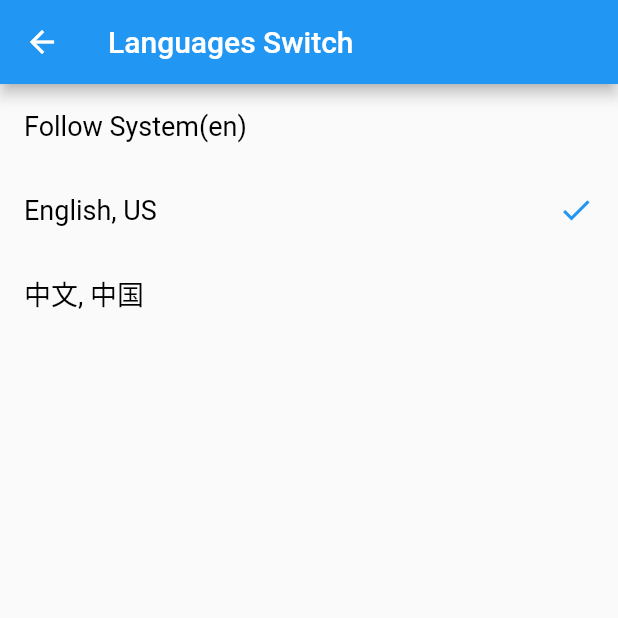
After one commit to chengww5217/getx_quick_start, a Flutter app: the LanguagesPage screen opened by its route, after a tap on "English, US", on a phone screen of 412 x 824 dp, the top half of it. The commit adds this screen. Run offline on Flutter 3.47's test engine with Material 2 defaults, Android fonts, the phone set to English and light mode, and no system bars; our stand-ins replace get, shared_preferences; accounts and stored records are empty.

Commit message:
feat: add app language switch

```diff
--- a/lib/common/lang/en_us.dart
+++ b/lib/common/lang/en_us.dart
@@ -1,14 +1,18 @@
 part of "translation_service.dart";
 
 const Map<String, String> en_US = {
-  Keys.appName: 'Getx quick start',
-  Keys.titleHome: 'Home Page',
-  Keys.itemRouteManagement: 'Route Management',
-  Keys.routeManagementLine1: 'If you are going to use routes/snackbars/dialogs/bottomsheets without context, GetX is excellent for you too, just see it:\n\nAdd \"Get\" before your MaterialApp, turning it into GetMaterialApp',
-  Keys.routeManagementLine2: 'Navigate to a new screen:',
-  Keys.routeManagementLine3: 'Navigate to new screen with name. See more details on named routes here',
-  Keys.routeManagementLine4: 'To close snackbars, dialogs, bottomsheets, or anything you would normally close with Navigator.pop(context);',
-  Keys.routeManagementLine5: 'To go to the next screen and no option to go back to the previous screen (for use in SplashScreens, login screens, etc.)',
-  Keys.routeManagementLine6: 'Noticed that you didn\'t have to use context to do any of these things? That\'s one of the biggest advantages of using Get route management. With this, you can execute all these methods from within your controller class, without worries.',
-  Keys.titleDetails: 'Details Page',
+  Lang.appName: 'Getx quick start',
+  Lang.titleHome: 'Home Page',
+  Lang.itemRouteManagement: 'Route Management',
+  Lang.routeManagementLine1: 'If you are going to use routes/snackbars/dialogs/bottomsheets without context, GetX is excellent for you too, just see it:\n\nAdd \"Get\" before your MaterialApp, turning it into GetMaterialApp',
+  Lang.routeManagementLine2: 'Navigate to a new screen:',
+  Lang.routeManagementLine3: 'Navigate to new screen with name. See more details on named routes here',
+  Lang.routeManagementLine4: 'To close snackbars, dialogs, bottomsheets, or anything you would normally close with Navigator.pop(context);',
+  Lang.routeManagementLine5: 'To go to the next screen and no option to go back to the previous screen (for use in SplashScreens, login screens, etc.)',
+  Lang.routeManagementLine6: 'Noticed that you didn\'t have to use context to do any of these things? That\'s one of the biggest advantages of using Get route management. With this, you can execute all these methods from within your controller class, without worries.',
+  Lang.titleDetails: 'Details Page',
+  Lang.titleLanguages: 'Languages Switch',
+  Lang.titleLanguagesAuto: 'Follow System(@language)',
+  Lang.titleLanguagesENUS: 'English, US',
+  Lang.titleLanguagesZHCN: '中文, 中国',
 };
--- a/lib/common/lang/index.dart
+++ b/lib/common/lang/index.dart
@@ -1,6 +1,4 @@
-import 'package:get/get.dart';
-
-abstract class Keys {
+abstract class Lang {
   static const appName = 'appName';
   static const titleHome = "titleHome";
   static const itemRouteManagement = "route_management";
@@ -11,17 +9,8 @@ abstract class Keys {
   static const routeManagementLine5 = "routeManagementLine5";
   static const routeManagementLine6 = "routeManagementLine6";
   static const titleDetails = "titleDetails";
+  static const titleLanguages = "titleLanguages";
+  static const titleLanguagesAuto = "titleLanguagesAuto";
+  static const titleLanguagesENUS = "titleLanguagesENUS";
+  static const titleLanguagesZHCN = "titleLanguagesZHCN";
 }
-
-abstract class Lang {
-  static final appName = Keys.appName.tr;
-  static final titleHome = Keys.titleHome.tr;
-  static final itemRouteManagement = Keys.itemRouteManagement.tr;
-  static final routeManagementLine1 = Keys.routeManagementLine1.tr;
-  static final routeManagementLine2 = Keys.routeManagementLine2.tr;
-  static final routeManagementLine3 = Keys.routeManagementLine3.tr;
-  static final routeManagementLine4 = Keys.routeManagementLine4.tr;
-  static final routeManagementLine5 = Keys.routeManagementLine5.tr;
-  static final routeManagementLine6 = Keys.routeManagementLine6.tr;
-  static final titleDetails = Keys.titleDetails.tr;
-}
--- a/lib/common/lang/zh_cn.dart
+++ b/lib/common/lang/zh_cn.dart
@@ -1,18 +1,22 @@
 part of "translation_service.dart";
 
 const Map<String, String> zh_CN = {
-  Keys.appName: 'Getx 快速上手',
-  Keys.titleHome: '首页',
-  Keys.itemRouteManagement: '路由管理',
-  Keys.routeManagementLine1:
+  Lang.appName: 'Getx 快速上手',
+  Lang.titleHome: '首页',
+  Lang.itemRouteManagement: '路由管理',
+  Lang.routeManagementLine1:
       '如果你想在不引用上下文 context 的情况下使用 route/snackbar/dialog/bottomsheet, GetX 是你最佳的选择, 参考下方代码:\n\n在你的 MaterialApp 前面加上 \"Get\", 使之变成 GetMaterialApp',
-  Keys.routeManagementLine2: '导航到一个新的页面:',
-  Keys.routeManagementLine3: '使用命名路由导航到新页面. 更多关于命名路由的信息参考这里',
-  Keys.routeManagementLine4:
+  Lang.routeManagementLine2: '导航到一个新的页面:',
+  Lang.routeManagementLine3: '使用命名路由导航到新页面. 更多关于命名路由的信息参考这里',
+  Lang.routeManagementLine4:
       '关闭 snackbar, dialog, bottomsheet 等任何使用 Navigator.pop(context); 代码做关闭动作时，可以使用',
-  Keys.routeManagementLine5:
+  Lang.routeManagementLine5:
       '跳转下一个页面且无需给上一个页面传值时 (一般用于启动页 SplashScreens, 登录页面 login screens 等.)',
-  Keys.routeManagementLine6:
+  Lang.routeManagementLine6:
       '注意：实现上述功能你不必使用 context。这是 Get 路由管理的最大优势之一。有了 Get 你可以没有后顾之忧的在 controller 类里面使用上述所有方法',
-  Keys.titleDetails: '详情页面',
+  Lang.titleDetails: '详情页面',
+  Lang.titleLanguages: '语言切换',
+  Lang.titleLanguagesAuto: '跟随系统(@language)',
+  Lang.titleLanguagesENUS: 'English, US',
+  Lang.titleLanguagesZHCN: '中文, 中国',
 };
--- a/lib/common/routes/app_pages.dart
+++ b/lib/common/routes/app_pages.dart
@@ -2,6 +2,7 @@ import 'package:get/get.dart';
 import 'package:getx_quick_start/pages/home/details_page.dart';
 import 'package:getx_quick_start/pages/home/home_page.dart';
 import 'package:getx_quick_start/pages/not_found/not_found_page.dart';
+import 'package:getx_quick_start/pages/settings/languages_page.dart';
 
 part 'app_routes.dart';
 
@@ -12,6 +13,7 @@ class AppPages {
   static final routes = [
     GetPage(name: Home, page: () => HomePage()),
     GetPage(name: Details, page: () => DetailsPage()),
+    GetPage(name: Languages, page: () => LanguagesPage()),
     notFoundPage,
   ];
 }
--- a/lib/common/routes/app_routes.dart
+++ b/lib/common/routes/app_routes.dart
@@ -3,4 +3,6 @@ part of 'app_pages.dart';
 const Home = "/";
 const Details = "/details";
 
+const Languages = "/languages";
+
 const NotFound = "/404";
--- /dev/null
+++ b/lib/common/utils/language_select.dart
@@ -0,0 +1,21 @@
+import 'package:flutter/material.dart';
+import 'package:get/get.dart';
+import 'package:shared_preferences/shared_preferences.dart';
+
+enum LangSelectType { auto, enUS, zhCN }
+
+final locales = [Get.deviceLocale, Locale("en_US"), Locale("zh_CN")];
+
+const String _keyUserLangSelected = "_keyUserLangSelected";
+
+Future<LangSelectType> getLangSelected() async {
+  SharedPreferences prefs = await SharedPreferences.getInstance();
+  var userSelected = prefs.getInt(_keyUserLangSelected) ?? 0;
+  if (userSelected > LangSelectType.values.length - 1) userSelected = 0;
+  return LangSelectType.values[userSelected];
+}
+
+Future<bool> setLangSelected(LangSelectType lang) async {
+  SharedPreferences prefs = await SharedPreferences.getInstance();
+  return prefs.setInt(_keyUserLangSelected, lang.index);
+}
--- a/lib/main.dart
+++ b/lib/main.dart
@@ -13,7 +13,7 @@ class MyApp extends StatelessWidget {
   @override
   Widget build(BuildContext context) {
     return GetMaterialApp(
-      title: Lang.appName,
+      title: Lang.appName.tr,
       debugShowCheckedModeBanner: false,
       theme: ThemeData(
         primarySwatch: Colors.blue,
--- a/lib/pages/home/details_page.dart
+++ b/lib/pages/home/details_page.dart
@@ -3,12 +3,13 @@ import 'package:getx_quick_start/common/components/code_widget.dart';
 import 'package:getx_quick_start/common/components/page_common.dart';
 import 'package:getx_quick_start/common/components/text_widget.dart';
 import 'package:getx_quick_start/common/lang/index.dart';
+import 'package:get/get.dart';
 
 class DetailsPage extends StatelessWidget {
   @override
   Widget build(BuildContext context) {
     return buildScaffold(
-        title: Lang.titleDetails,
+        title: Lang.titleDetails.tr,
         body: SingleChildScrollView(
           child: SafeArea(
             child: Padding(
@@ -16,7 +17,7 @@ class DetailsPage extends StatelessWidget {
               child: Column(
                 crossAxisAlignment: CrossAxisAlignment.start,
                 children: [
-                  NormalText(Lang.routeManagementLine1),
+                  NormalText(Lang.routeManagementLine1.tr),
                   CodeWidget(
                     children: [
                       // "GetMaterialApp( // Before: MaterialApp(\n    home: MyHome(),\n)"
@@ -29,7 +30,7 @@ class DetailsPage extends StatelessWidget {
                       TextSpan(text: "(),\n)")
                     ],
                   ),
-                  NormalText(Lang.routeManagementLine2),
+                  NormalText(Lang.routeManagementLine2.tr),
                   CodeWidget(
                     children: [
                       // Get.to(NextScreen());
@@ -42,7 +43,7 @@ class DetailsPage extends StatelessWidget {
                     ],
                   ),
                   NormalText(
-                      Lang.routeManagementLine3),
+                      Lang.routeManagementLine3.tr),
                   CodeWidget(
                     children: [
                       // Get.toNamed('/details');
@@ -52,7 +53,7 @@ class DetailsPage extends StatelessWidget {
                       TextSpan(text: "('/details');"),
                     ],
                   ),
-                  NormalText(Lang.routeManagementLine4),
+                  NormalText(Lang.routeManagementLine4.tr),
                   CodeWidget(
                     children: [
                       // Get.toNamed('/details');
@@ -62,7 +63,7 @@ class DetailsPage extends StatelessWidget {
                       TextSpan(text: "();"),
                     ],
                   ),
-                  NormalText(Lang.routeManagementLine5),
+                  NormalText(Lang.routeManagementLine5.tr),
                   CodeWidget(
                     children: [
                       // Get.toNamed('/details');
@@ -74,7 +75,7 @@ class DetailsPage extends StatelessWidget {
                       TextSpan(text: "());"),
                     ],
                   ),
-                  NormalText(Lang.routeManagementLine6)
+                  NormalText(Lang.routeManagementLine6.tr)
                 ],
               ),
             ),
--- a/lib/pages/home/home_page.dart
+++ b/lib/pages/home/home_page.dart
@@ -9,10 +9,11 @@ class HomePage extends StatelessWidget {
   @override
   Widget build(BuildContext context) {
     return buildScaffold(
-        title: Lang.titleHome,
+        title: Lang.titleHome.tr,
         body: ListView(
           children: [
-            buildListTitle(Lang.itemRouteManagement, Details),
+            buildListTitle(Lang.itemRouteManagement.tr, Details),
+            buildListTitle(Lang.titleLanguages.tr, Languages)
           ],
         ));
   }
--- /dev/null
+++ b/lib/pages/settings/languages_page.dart
@@ -0,0 +1,71 @@
+import 'package:flutter/material.dart';
+import 'package:get/get.dart';
+import 'package:getx_quick_start/common/components/page_common.dart';
+import 'package:getx_quick_start/common/components/text_widget.dart';
+import 'package:getx_quick_start/common/lang/index.dart';
+import 'package:getx_quick_start/common/utils/language_select.dart';
+
+class LanguagesPage extends StatefulWidget {
+  @override
+  _LanguagesPageState createState() => _LanguagesPageState();
+}
+
+class _LanguagesPageState extends State<LanguagesPage> {
+  int langSelected = 0;
+
+  @override
+  void initState() {
+    super.initState();
+    getLangSelected()
+        .then((value) => setState(() => langSelected = value.index));
+  }
+
+  @override
+  Widget build(BuildContext context) {
+    return buildScaffold(
+        title: Lang.titleLanguages.tr,
+        body: ListView(
+          children: _allLanguages
+              .map(
+                (e) => ListTile(
+                  title: NormalText(
+                    e.title,
+                    selectable: false,
+                  ),
+                  trailing: langSelected == e.index
+                      ? Icon(
+                          Icons.check,
+                          color: Get.theme.accentColor,
+                        )
+                      : null,
+                  onTap: () {
+                    if (langSelected == e.index) return;
+                    LangSelectType lang = LangSelectType.values[e.index];
+                    setLangSelected(lang);
+                    setState(() {
+                      langSelected = e.index;
+                    });
+                    Get.updateLocale(locales[e.index]);
+                  },
+                ),
+              )
+              .toList(),
+        ));
+  }
+}
+
+class _ListTitleInfo {
+  final int index;
+  final String title;
+
+  const _ListTitleInfo(this.index, this.title);
+}
+
+final _allLanguages = [
+  _ListTitleInfo(
+      0,
+      Lang.titleLanguagesAuto
+          .trParams({'language': Get.deviceLocale.languageCode})),
+  _ListTitleInfo(1, Lang.titleLanguagesENUS.tr),
+  _ListTitleInfo(2, Lang.titleLanguagesZHCN.tr),
+];
--- a/pubspec.yaml
+++ b/pubspec.yaml
@@ -29,6 +29,7 @@ dependencies:
   # Use with the CupertinoIcons class for iOS style icons.
   cupertino_icons: ^1.0.2
   get: ^4.1.3
+  shared_preferences: ^2.0.5
 
 dev_dependencies:
   flutter_test:
```
Also changed, not shown: pubspec.lock, 10 other files.
